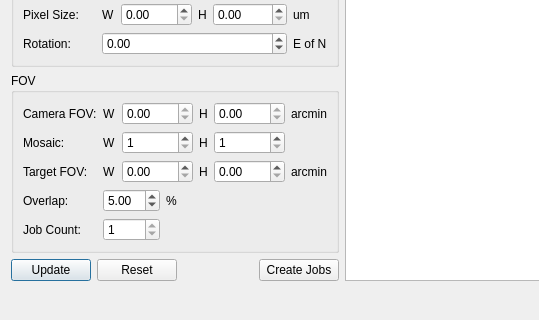
Before: the Qt Designer form kstars/ekos/mosaic.ui in KDE/kstars, drawn with Qt 5; both pictures show x 0 to 539 and y 95 to 415 of the 756 by 415 pixel window.
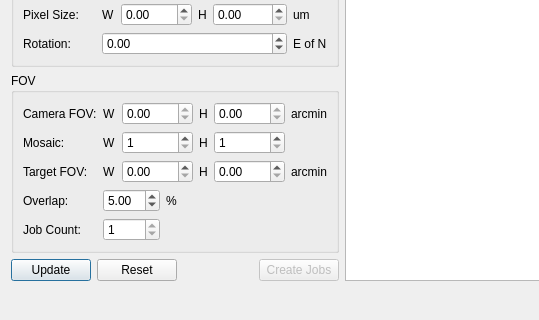
After: the same form once the commit is applied.

The edit to the form file:
```diff
--- a/kstars/ekos/mosaic.ui
+++ b/kstars/ekos/mosaic.ui
@@ -525,6 +525,9 @@
          </item>
          <item>
           <widget class="QPushButton" name="createJobsB">
+           <property name="enabled">
+            <bool>false</bool>
+           </property>
            <property name="text">
             <string>Create Jobs</string>
            </property>
```
